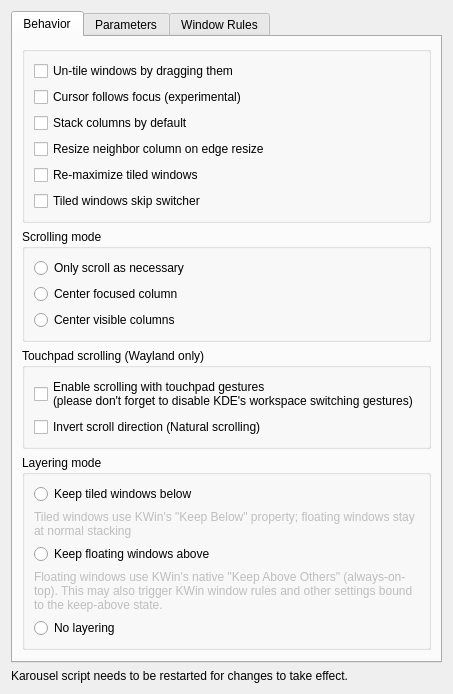
First picture: the form in package/contents/ui/config.ui, repository peterfajdiga/karousel, before the edit.
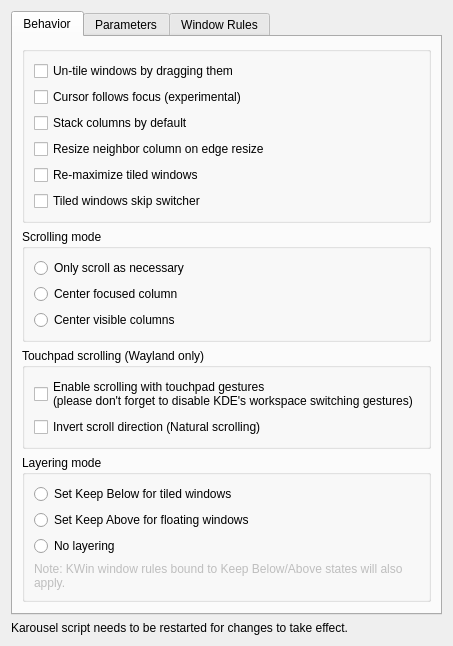
Second picture: the form after the edit.

Commit message: trimmed qlabel-based tooltips for layering modes

```diff
--- a/package/contents/ui/config.ui
+++ b/package/contents/ui/config.ui
@@ -149,51 +149,17 @@
                                         <item>
                                             <widget class="QRadioButton" name="kcfg_tiledKeepBelow">
                                                 <property name="text">
-                                                    <string>Keep tiled windows below</string>
+                                                    <string>Set Keep Below for tiled windows</string>
                                                 </property>
                                             </widget>
                                         </item>
-                                        <item>
-                                            <layout class="QHBoxLayout">
-                                                <item>
-                                                    <widget class="QLabel">
-                                                        <property name="text">
-                                                            <string>Tiled windows use KWin's "Keep Below" property; floating windows stay at normal stacking</string>
-                                                        </property>
-                                                        <property name="wordWrap">
-                                                            <bool>true</bool>
-                                                        </property>
-                                                        <property name="enabled">
-                                                            <bool>false</bool>
-                                                        </property>
-                                                    </widget>
-                                                </item>
-                                            </layout>
-                                        </item>
                                         <item>
                                             <widget class="QRadioButton" name="kcfg_floatingKeepAbove">
                                                 <property name="text">
-                                                    <string>Keep floating windows above</string>
+                                                    <string>Set Keep Above for floating windows</string>
                                                 </property>
                                             </widget>
                                         </item>
-                                        <item>
-                                            <layout class="QHBoxLayout">
-                                                <item>
-                                                    <widget class="QLabel">
-                                                        <property name="text">
-                                                            <string>Floating windows use KWin's native "Keep Above Others" (always-on-top). This may also trigger KWin window rules and other settings bound to the keep-above state.</string>
-                                                        </property>
-                                                        <property name="wordWrap">
-                                                            <bool>true</bool>
-                                                        </property>
-                                                        <property name="enabled">
-                                                            <bool>false</bool>
-                                                        </property>
-                                                    </widget>
-                                                </item>
-                                            </layout>
-                                        </item>
                                         <item>
                                             <widget class="QRadioButton" name="kcfg_noLayering">
                                                 <property name="text">
@@ -201,6 +167,19 @@
                                                 </property>
                                             </widget>
                                         </item>
+                                        <item>
+                                            <widget class="QLabel">
+                                                <property name="text">
+                                                    <string>Note: KWin window rules bound to Keep Below/Above states will also apply.</string>
+                                                </property>
+                                                <property name="wordWrap">
+                                                    <bool>true</bool>
+                                                </property>
+                                                <property name="enabled">
+                                                    <bool>false</bool>
+                                                </property>
+                                            </widget>
+                                        </item>
                                     </layout>
                                 </widget>
                             </item>
```
